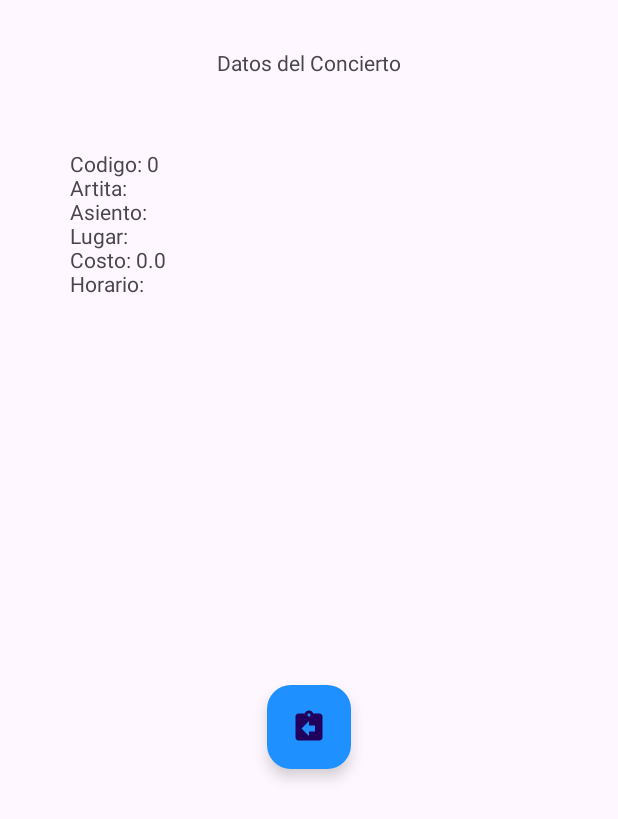
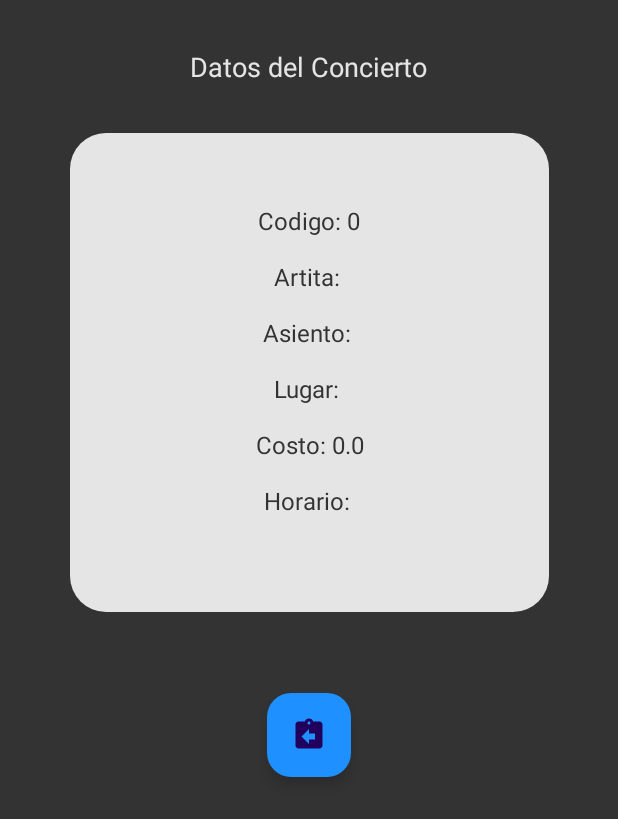
Before and after one commit to HectorMau501/Practica06-Rodriguez-Salazar-Hector-Mauricio, an Android app: the Mostrar screen opened directly, with no data from a screen before it, on a phone screen of 412 x 824 dp. Shown: the top 819 px of the screen. Run offline under Robolectric (Android 15) with nearby library versions, the phone set to English and light mode, and no system bars; 6 statements that could not run were skipped.

```diff
--- a/app/src/main/java/com/example/practica06_rodriguez_salazar_hector_mauricio/Concierto.kt
+++ b/app/src/main/java/com/example/practica06_rodriguez_salazar_hector_mauricio/Concierto.kt
@@ -1,12 +1,11 @@
 package com.example.practica06_rodriguez_salazar_hector_mauricio
 
-class Concierto() {
+class Concierto {
 
     var codigo: Int = 0
     var artista: String = ""
     var lugar: String = ""
     var asiento: String = ""
-//    var boletos: Int = 0
     var costo: Double = 0.0
     var horario: String = ""
 }//class
--- a/app/src/main/java/com/example/practica06_rodriguez_salazar_hector_mauricio/Mostrar.kt
+++ b/app/src/main/java/com/example/practica06_rodriguez_salazar_hector_mauricio/Mostrar.kt
@@ -1,5 +1,6 @@
 package com.example.practica06_rodriguez_salazar_hector_mauricio
 
+import android.content.Context
 import android.content.Intent
 import androidx.appcompat.app.AppCompatActivity
 import android.os.Bundle
@@ -26,6 +27,7 @@ class Mostrar : AppCompatActivity() {
         val infoRecibida = intent.extras
 
 
+//        val prefs = getSharedPreferences("Conciertos", Context.MODE_PRIVATE)
         objetoConcierto.codigo  = infoRecibida?.getInt("codigo")!!
         objetoConcierto.artista = infoRecibida?.getString("artista")!!
         objetoConcierto.lugar = infoRecibida?.getString("lugar")!!
@@ -36,12 +38,12 @@ class Mostrar : AppCompatActivity() {
         var asiento : String? = null
         if(objetoConcierto.asiento == "normal") asiento = "Asiento Normal"
         if(objetoConcierto.asiento== "premium") asiento = "Asiento Premium"
-          datos.text = "\nCodigo: "+objetoConcierto.codigo +
-                  "\nArtita: "+objetoConcierto.artista +
-                  "\nAsiento: "+objetoConcierto.asiento +
-                  "\nLugar: "+objetoConcierto.lugar +
-                  "\nCosto: "+objetoConcierto.costo+
-                  "\nHorario: "+objetoConcierto.horario
+          datos.text = "\n\nCodigo: "+objetoConcierto.codigo +
+                  "\n\nArtita: "+objetoConcierto.artista +
+                  "\n\nAsiento: "+objetoConcierto.asiento +
+                  "\n\nLugar: "+objetoConcierto.lugar +
+                  "\n\nCosto: "+objetoConcierto.costo+
+                  "\n\nHorario: "+objetoConcierto.horario
     }
 
     fun regresar(view: View){
@@ -50,4 +52,5 @@ class Mostrar : AppCompatActivity() {
         //Lanzar la activity
         startActivity(intent)
     }
+
 }
--- a/app/src/main/res/layout/activity_main.xml
+++ b/app/src/main/res/layout/activity_main.xml
@@ -118,7 +118,7 @@
         android:ems="10"
         android:hint="@string/costo"
         android:inputType="numberDecimal"
-        android:maxLength="5"
+        android:maxLength="8"
         android:textAlignment="center"
         android:textColor="#E5E5E5"
         android:textColorHint="#E5E5E5"
--- a/app/src/main/res/layout/activity_mostrar.xml
+++ b/app/src/main/res/layout/activity_mostrar.xml
@@ -4,6 +4,7 @@
     xmlns:tools="http://schemas.android.com/tools"
     android:layout_width="match_parent"
     android:layout_height="match_parent"
+    android:background="#333333"
     tools:context=".Mostrar">
 
     <com.google.android.material.floatingactionbutton.FloatingActionButton
@@ -29,6 +30,8 @@
         android:layout_marginTop="32dp"
         android:layout_marginEnd="100dp"
         android:text="@string/Concierto"
+        android:textColor="#E5E5E5"
+        android:textSize="18sp"
         app:layout_constraintEnd_toEndOf="parent"
         app:layout_constraintStart_toStartOf="parent"
         app:layout_constraintTop_toTopOf="parent" />
@@ -37,10 +40,13 @@
         android:id="@+id/txtDatos"
         android:layout_width="319dp"
         android:layout_height="319dp"
-        android:layout_marginStart="32dp"
+        android:layout_marginStart="52dp"
         android:layout_marginTop="32dp"
-        android:layout_marginEnd="32dp"
-        android:text="TextView"
+        android:layout_marginEnd="52dp"
+        android:background="@drawable/marca_redonda2"
+        android:textAlignment="center"
+        android:textColor="#333333"
+        android:textSize="16sp"
         app:layout_constraintEnd_toEndOf="parent"
         app:layout_constraintStart_toStartOf="parent"
         app:layout_constraintTop_toBottomOf="@+id/textView" />
```
Also changed, not shown: app/src/main/java/com/example/practica06_rodriguez_salazar_hector_mauricio/MainActivity.kt (+85 -39 lines).
